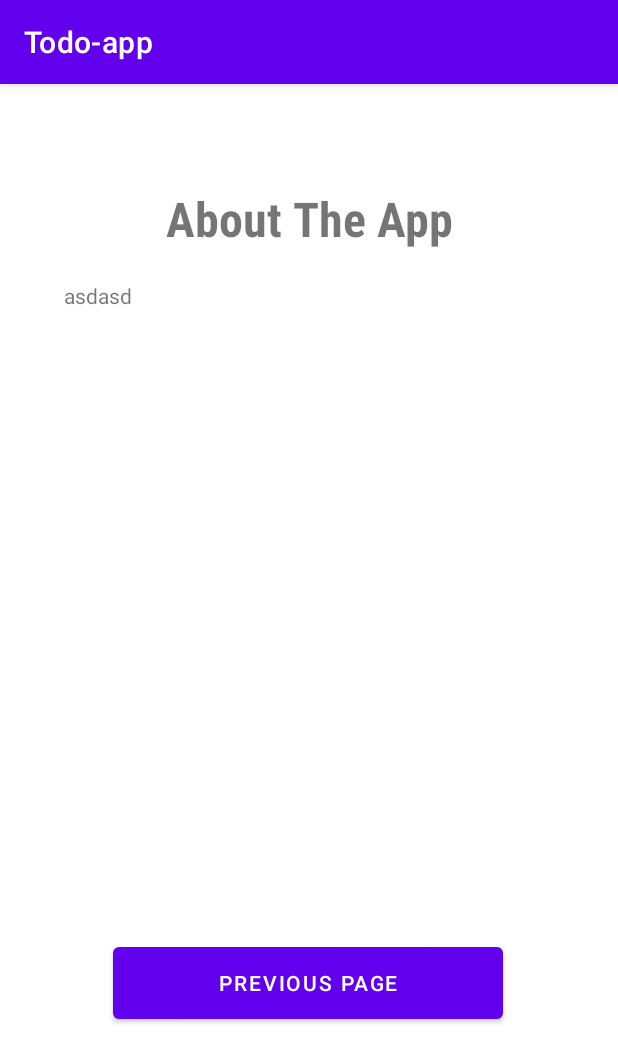
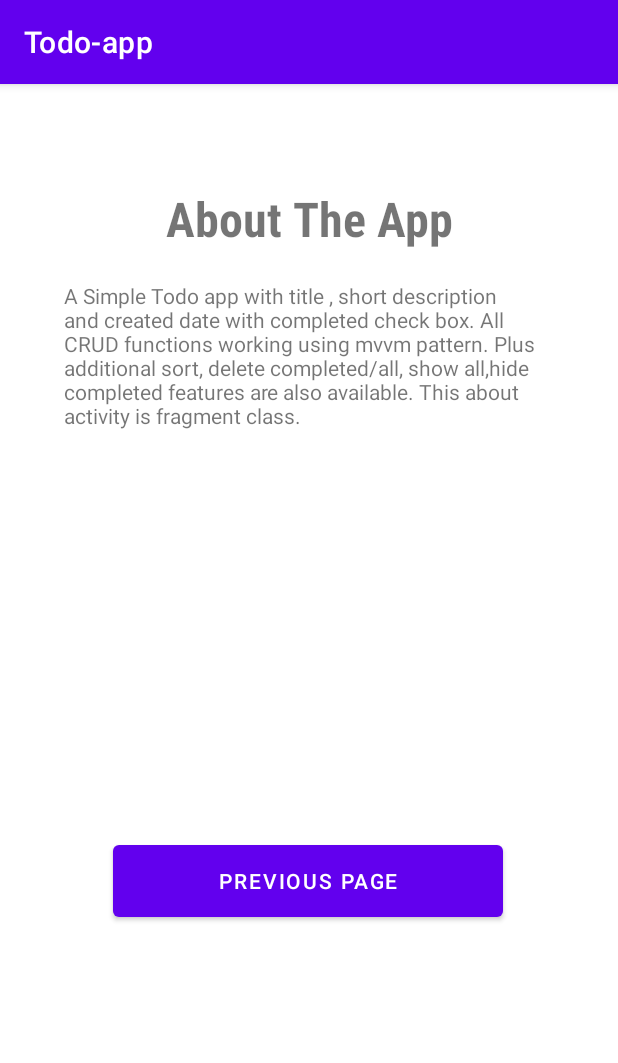
Before and after one commit to Sakchyam-Nakarmi/Todo-app, an Android app: the AboutFragment screen opened directly, with no data from a screen before it, on a phone screen of 412 x 824 dp. Shown: the top 1063 px of the screen. Run offline under Robolectric (Android 15) with nearby library versions, the phone set to English and light mode, and no system bars.

Commit message:
Added text in about the app

```diff
--- a/app/src/main/res/layout/fragment_list.xml
+++ b/app/src/main/res/layout/fragment_list.xml
@@ -27,7 +27,10 @@
         android:layout_width="330dp"
         android:layout_height="138dp"
         android:layout_marginTop="20dp"
-        android:text="asdasd"
+        android:text="A Simple Todo app with title , short description and created date with completed check box.
+All CRUD functions working using mvvm pattern. Plus additional sort, delete completed/all,
+show all,hide completed features are also available.
+This about activity is fragment class. "
         app:layout_constraintEnd_toEndOf="parent"
         app:layout_constraintHorizontal_bias="0.518"
         app:layout_constraintStart_toStartOf="parent"
@@ -37,7 +40,7 @@
         android:id="@+id/btn"
         android:layout_width="260dp"
         android:layout_height="60dp"
-        android:layout_marginTop="300dp"
+        android:layout_marginTop="232dp"
         android:text="previous page"
         app:layout_constraintEnd_toEndOf="parent"
         app:layout_constraintHorizontal_bias="0.321"
```
